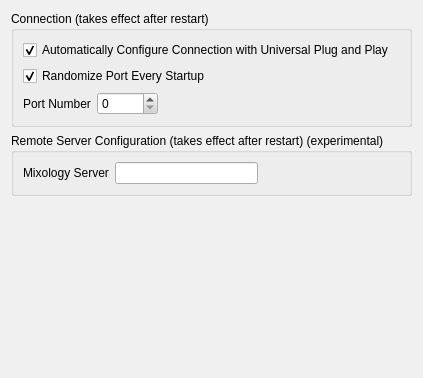
Old version of the form MixologistGui/gui/Preferences/ServerDialog.ui in the repository rebeccaskinner/The-Mixologist.
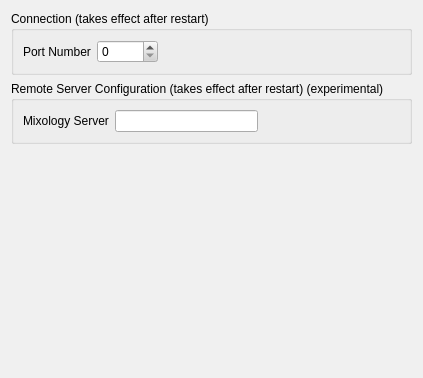
New version of the form.

```diff
--- a/MixologistGui/gui/Preferences/ServerDialog.ui
+++ b/MixologistGui/gui/Preferences/ServerDialog.ui
@@ -501,60 +501,6 @@
       <string>Connection (takes effect after restart)</string>
      </property>
      <layout class="QVBoxLayout" name="verticalLayout">
-      <item>
-       <layout class="QHBoxLayout" name="horizontalLayout">
-        <item>
-         <widget class="QCheckBox" name="UPNP">
-          <property name="text">
-           <string>Automatically Configure Connection with Universal Plug and Play</string>
-          </property>
-          <property name="checked">
-           <bool>true</bool>
-          </property>
-         </widget>
-        </item>
-        <item>
-         <spacer name="spacer_2">
-          <property name="orientation">
-           <enum>Qt::Horizontal</enum>
-          </property>
-          <property name="sizeHint" stdset="0">
-           <size>
-            <width>40</width>
-            <height>20</height>
-           </size>
-          </property>
-         </spacer>
-        </item>
-       </layout>
-      </item>
-      <item>
-       <layout class="QHBoxLayout" name="horizontalLayout_2">
-        <item>
-         <widget class="QCheckBox" name="randomizePorts">
-          <property name="text">
-           <string>Randomize Port Every Startup</string>
-          </property>
-          <property name="checked">
-           <bool>true</bool>
-          </property>
-         </widget>
-        </item>
-        <item>
-         <spacer>
-          <property name="orientation">
-           <enum>Qt::Horizontal</enum>
-          </property>
-          <property name="sizeHint" stdset="0">
-           <size>
-            <width>40</width>
-            <height>20</height>
-           </size>
-          </property>
-         </spacer>
-        </item>
-       </layout>
-      </item>
       <item>
        <layout class="QHBoxLayout" name="horizontalLayout_3">
         <item>
```
